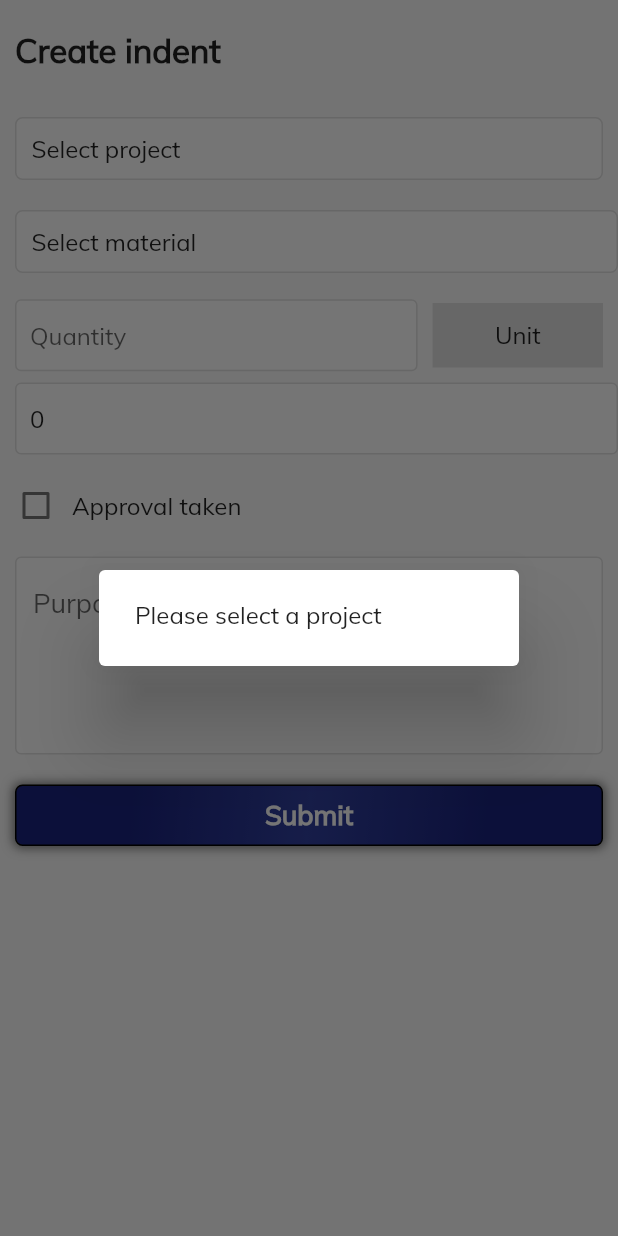
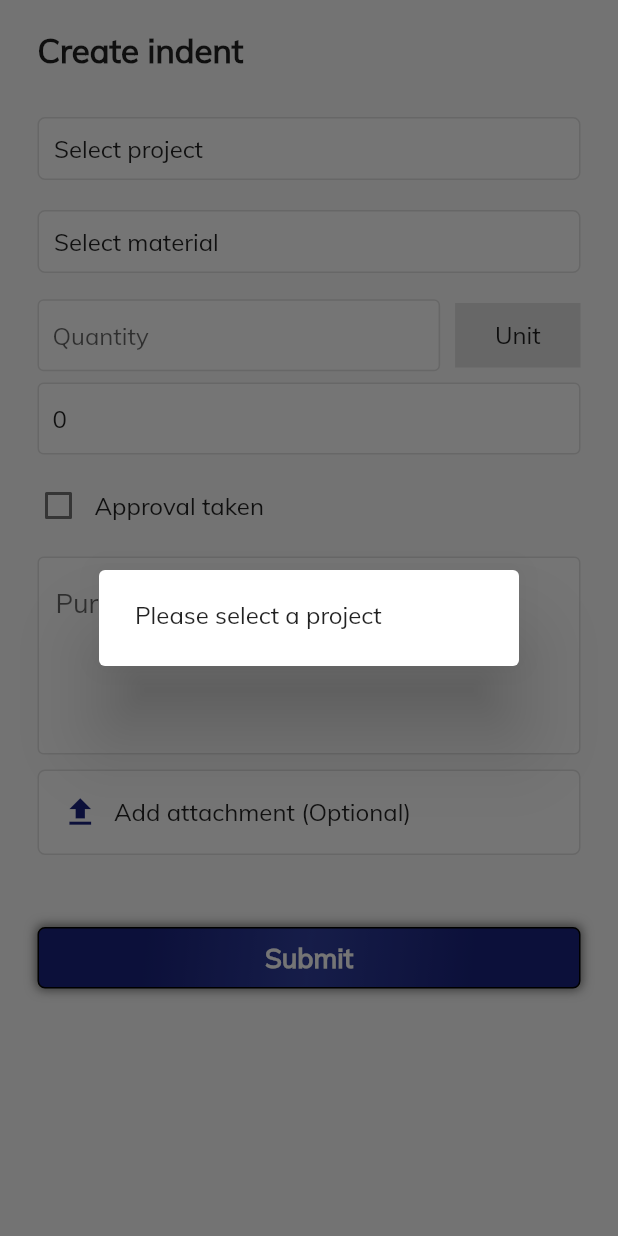
Before and after one commit to aravindathreya/buildahome_final, a Flutter app: the CreateIndent widget shown alone on an empty page, opened directly, after a tap on "Submit", on a phone screen of 412 x 824 dp. Run offline on Flutter 3.47's test engine with Material 2 defaults, Android fonts, the phone set to English and light mode, and no system bars; our stand-ins replace cached_network_image, file_picker, firebase_messaging, flutter_spinkit, image_picker, percent_indicator and 2 more; missing offline and left inert: grouped_buttons, multi_image_picker; accounts and stored records are empty; network calls fail.

Commit message:
Fixing all issues so far

```diff
--- a/lib/create_indent.dart
+++ b/lib/create_indent.dart
@@ -11,6 +11,9 @@ import 'utilities/styles.dart';
 import 'widgets/material.dart';
 import 'widgets/material_units.dart';
 import 'package:intl/intl.dart';
+import 'package:file_picker/file_picker.dart';
+import 'dart:async';
+import 'dart:convert';
 
 class CreateIndentLayout extends StatelessWidget {
   @override
@@ -55,6 +58,8 @@ class CreateIndentState extends State<CreateIndent> {
   var purposeTextController = new TextEditingController();
   var diffCostTextController = new TextEditingController(text: '0');
   var approvalTaken = false;
+  var attached_file_name = '';
+  var attached_file;
 
   @override
   void initState() {
@@ -67,6 +72,22 @@ class CreateIndentState extends State<CreateIndent> {
     user_id = prefs.getString('user_id');
   }
 
+  void getFile() async {
+    var file = await FilePicker.getFile();
+
+    if (file != null) {
+      setState(() {
+        attached_file = file;
+        attached_file_name = 'Attached file: ' +
+            (file.path.split('/')[file.path.split('/').length - 1]);
+      });
+    } else {
+      setState(() {
+        attached_file_name = '';
+      });
+    }
+  }
+
   bool _isNumeric(String str) {
     if (str == null) {
       return false;
@@ -77,6 +98,7 @@ class CreateIndentState extends State<CreateIndent> {
   @override
   Widget build(BuildContext context) {
     return ListView(
+      padding: EdgeInsets.symmetric(horizontal: 15),
       children: [
         Container(
             margin: EdgeInsets.symmetric(horizontal: 10, vertical: 20),
@@ -110,7 +132,7 @@ class CreateIndentState extends State<CreateIndent> {
         InkWell(
           child: Container(
             padding: EdgeInsets.all(10),
-            margin: EdgeInsets.only(top: 10, bottom: 10, left: 10),
+            margin: EdgeInsets.all(10),
             decoration: get_button_decoration(),
             child: Text(material, style: get_button_text_style()),
           ),
@@ -165,7 +187,7 @@ class CreateIndentState extends State<CreateIndent> {
                 )),
             InkWell(
               child: Container(
-                width: (MediaQuery.of(context).size.width * .3) - 10,
+                width: (MediaQuery.of(context).size.width * .3) - 40,
                 padding: EdgeInsets.all(10),
                 margin: EdgeInsets.all(10),
                 alignment: Alignment.center,
@@ -193,8 +215,8 @@ class CreateIndentState extends State<CreateIndent> {
           ],
         )),
         Container(
-            margin: EdgeInsets.only(left: 10),
-            width: (MediaQuery.of(context).size.width * .7) - 20,
+            margin: EdgeInsets.only(left: 10, right: 10),
+            width: (MediaQuery.of(context).size.width * .7) - 50,
             child: TextFormField(
               controller: diffCostTextController,
               keyboardType: TextInputType.numberWithOptions(),
@@ -279,6 +301,40 @@ class CreateIndentState extends State<CreateIndent> {
                 return null;
               },
             )),
+        Container(
+            child: InkWell(
+          onTap: () async => getFile(),
+          child: Container(
+              margin: EdgeInsets.only(left: 10, right: 10),
+              decoration: BoxDecoration(
+                color: Colors.white,
+                border: Border.all(width: 1.0, color: Colors.grey[300]),
+                borderRadius: BorderRadius.all(Radius.circular(5)),
+              ),
+              padding: EdgeInsets.all(15),
+              child: Row(
+                children: <Widget>[
+                  Container(
+                    decoration: BoxDecoration(
+                        borderRadius: BorderRadius.all(Radius.circular(50)),
+                        color: Colors.white),
+                    child: Icon(Icons.file_upload,
+                        size: 25, color: Colors.indigo[900]),
+                  ),
+                  Container(
+                      padding: EdgeInsets.only(left: 10),
+                      child: Text('Add attachment (Optional)',
+                          style: TextStyle(fontSize: 16)))
+                ],
+              )),
+        )),
+        Container(
+          margin: EdgeInsets.only(left: 15, bottom: 10, top: 10),
+          child: Text(
+            attached_file_name,
+            style: TextStyle(fontWeight: FontWeight.w600),
+          ),
+        ),
         InkWell(
           child: Container(
             alignment: Alignment.center,
@@ -443,6 +499,23 @@ class CreateIndentState extends State<CreateIndent> {
               'timestamp': formattedDate,
             });
             print(response.body);
+            var responseBody = jsonDecode(response.body);
+            var indent_id = responseBody['indent_id'];
+            if (attached_file_name != '') {
+              var uri = Uri.parse(
+                  "https://app.buildahome.in/erp/API/indent_file_uplpoad");
+              var request = new http.MultipartRequest("POST", uri);
+
+              var pic =
+                  await http.MultipartFile.fromPath("file", attached_file.path);
+
+              request.files.add(pic);
+              request.fields['indent_id'] = indent_id.toString();
+              var fileResponse = await request.send();
+              var responseData = await fileResponse.stream.toBytes();
+              var responseString = String.fromCharCodes(responseData);
+              print(responseString);
+            }
             Navigator.of(context, rootNavigator: true).pop();
             showDialog(
                 context: context,
@@ -459,6 +532,7 @@ class CreateIndentState extends State<CreateIndent> {
               purposeTextController.text = '';
               diffCostTextController.text = '0';
               approvalTaken = false;
+              attached_file_name = '';
             });
 
             //set_response_text(response.body);
```
Also changed, not shown: lib/widgets/material.dart (+34 -82 lines), 1 other file.
